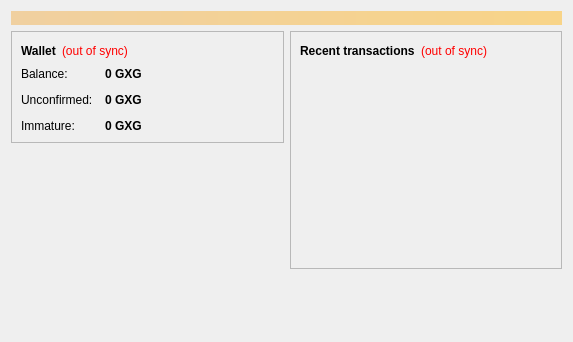
Old version of the form src/qt/forms/overviewpage.ui in the repository classicsxdx/puzzlecoin.
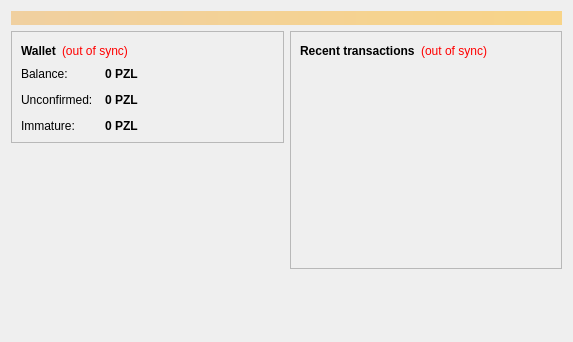
New version of the form.

```diff
--- a/src/qt/forms/overviewpage.ui
+++ b/src/qt/forms/overviewpage.ui
@@ -122,7 +122,7 @@
                <string>Your current balance</string>
               </property>
               <property name="text">
-               <string notr="true">0 GXG</string>
+               <string notr="true">0 PZL</string>
               </property>
               <property name="textInteractionFlags">
                <set>Qt::LinksAccessibleByMouse|Qt::TextSelectableByKeyboard|Qt::TextSelectableByMouse</set>
@@ -151,7 +151,7 @@
                <string>Total of transactions that have yet to be confirmed, and do not yet count toward the current balance</string>
               </property>
               <property name="text">
-               <string notr="true">0 GXG</string>
+               <string notr="true">0 PZL</string>
               </property>
               <property name="textInteractionFlags">
                <set>Qt::LinksAccessibleByMouse|Qt::TextSelectableByKeyboard|Qt::TextSelectableByMouse</set>
@@ -177,7 +177,7 @@
                <string>Mined balance that has not yet matured</string>
               </property>
               <property name="text">
-               <string notr="true">0 GXG</string>
+               <string notr="true">0 PZL</string>
               </property>
               <property name="textInteractionFlags">
                <set>Qt::LinksAccessibleByMouse|Qt::TextSelectableByKeyboard|Qt::TextSelectableByMouse</set>
```
